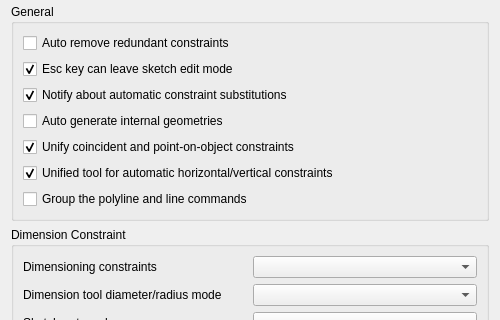
Qt form src/Mod/Sketcher/Gui/SketcherSettings.ui (realthunder/FreeCAD) before a commit; both pictures show x 0 to 500 and y 141 to 461 of the 500 by 567 pixel window.
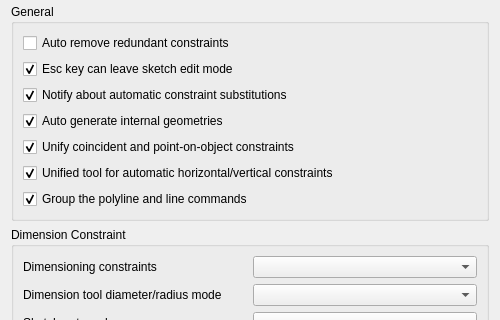
The same form after that commit. Custom widgets are drawn as their Qt base class.

Patch:
```diff
--- a/src/Mod/Sketcher/Gui/SketcherSettings.ui
+++ b/src/Mod/Sketcher/Gui/SketcherSettings.ui
@@ -166,6 +166,9 @@
         <property name="prefPath" stdset="0">
          <cstring>Mod/Sketcher</cstring>
         </property>
+        <property name="checked">
+         <bool>true</bool>
+        </property>
         <property name="prefEntry" stdset="0">
          <cstring>MakeInternals</cstring>
         </property>
@@ -218,7 +221,7 @@
          <string>Group the polyline and line commands</string>
         </property>
         <property name="checked">
-         <bool>false</bool>
+         <bool>true</bool>
         </property>
         <property name="prefEntry" stdset="0">
          <cstring>UnifiedLineCommands</cstring>
```
